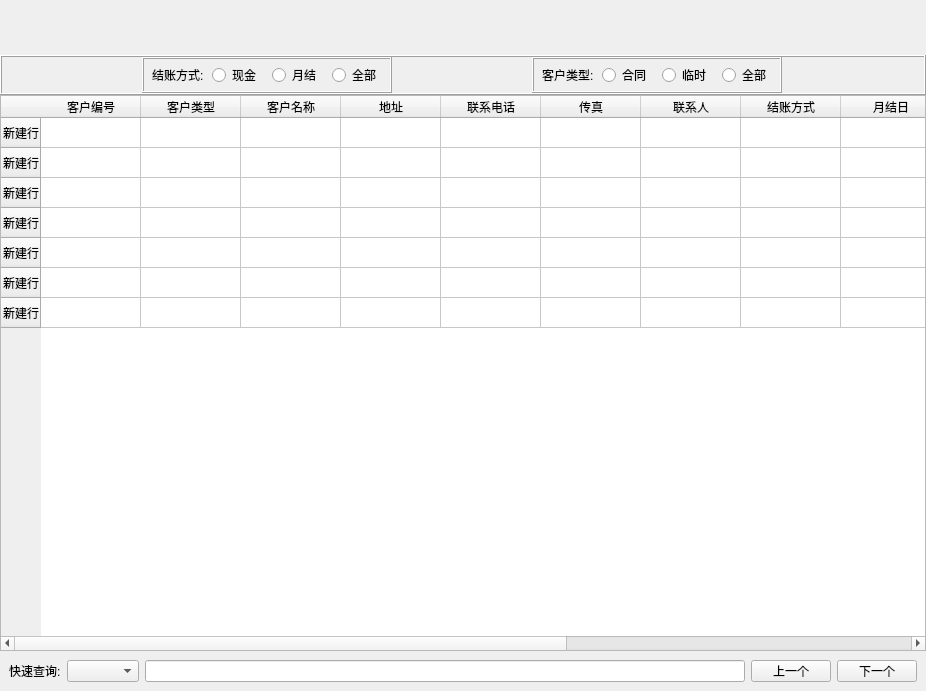
The window that ui/first_level/clientmanagermentwidget.ui (longcp/CarRentalManagement) describes before a commit, drawn with Qt 5.
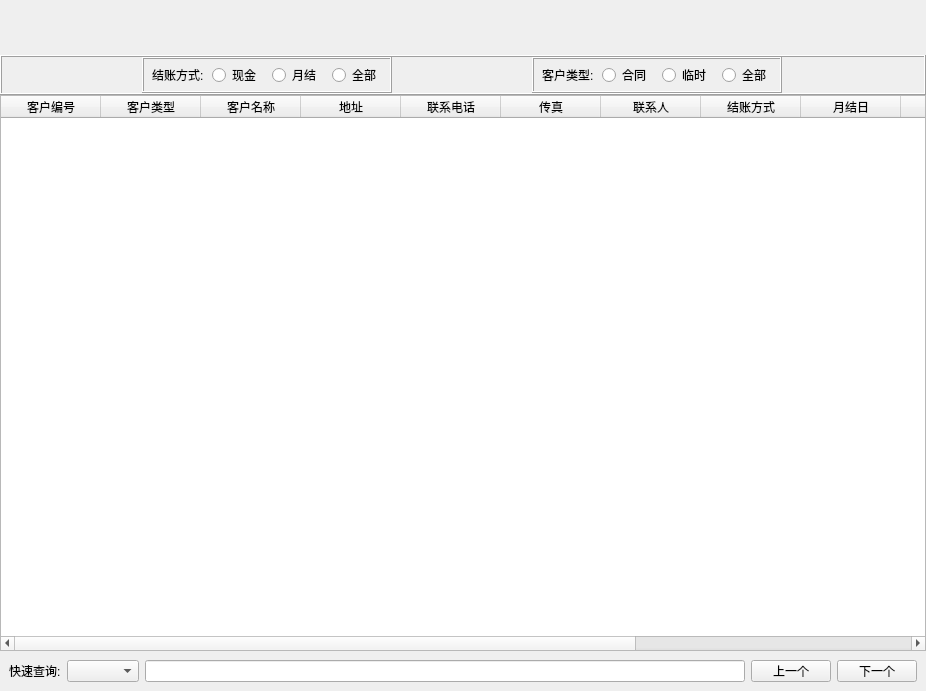
The same window after the commit.

Commit message: 客户资料编辑界面添加输入限制

What changed in the file:
```diff
--- a/ui/first_level/clientmanagermentwidget.ui
+++ b/ui/first_level/clientmanagermentwidget.ui
@@ -254,41 +254,6 @@
    </item>
    <item>
     <widget class="QTableWidget" name="clientTableWidget">
-     <row>
-      <property name="text">
-       <string>新建行</string>
-      </property>
-     </row>
-     <row>
-      <property name="text">
-       <string>新建行</string>
-      </property>
-     </row>
-     <row>
-      <property name="text">
-       <string>新建行</string>
-      </property>
-     </row>
-     <row>
-      <property name="text">
-       <string>新建行</string>
-      </property>
-     </row>
-     <row>
-      <property name="text">
-       <string>新建行</string>
-      </property>
-     </row>
-     <row>
-      <property name="text">
-       <string>新建行</string>
-      </property>
-     </row>
-     <row>
-      <property name="text">
-       <string>新建行</string>
-      </property>
-     </row>
      <column>
       <property name="text">
        <string>客户编号</string>
```
Left out of the diff: 1 changed line with no effect on the pictures. The commit also changes 7 other files.
